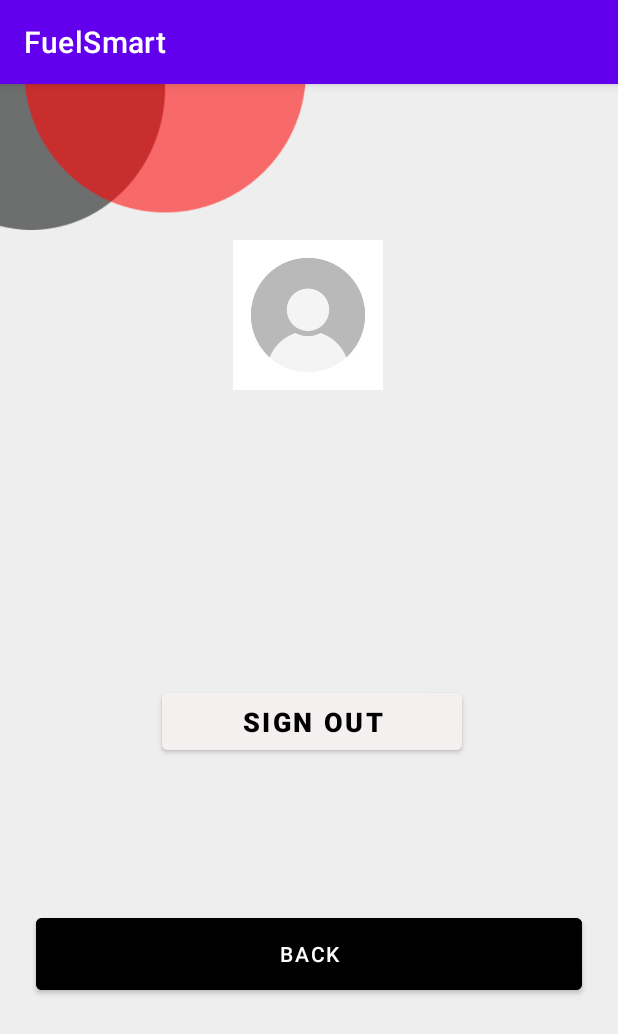
After one commit to amandahaydaw/SIT705, an Android app: the profile screen opened directly, with no data from a screen before it, on a phone screen of 412 x 824 dp. The commit adds this screen. Shown: the top 1034 px of the screen. Run offline under Robolectric (Android 15) with nearby library versions, the phone set to English and light mode, and no system bars; our stand-ins replace Firebase (no records; nobody signed in at launch, a user with empty details on screens opened directly).

Commit message:
adding signout functionality along to back functionality

```diff
--- a/app/src/main/AndroidManifest.xml
+++ b/app/src/main/AndroidManifest.xml
@@ -14,6 +14,9 @@
         android:roundIcon="@mipmap/ic_launcher_round"
         android:supportsRtl="true"
         android:theme="@style/Theme.FuelSmart">
+        <activity
+            android:name=".profile"
+            android:exported="false" />
         <activity
             android:name=".expense_layout"
             android:exported="false" />
--- a/app/src/main/java/com/example/fuelsmartapp/MapsActivity.java
+++ b/app/src/main/java/com/example/fuelsmartapp/MapsActivity.java
@@ -1,6 +1,7 @@
 package com.example.fuelsmartapp;
 
 import android.content.Context;
+import android.content.Intent;
 import android.graphics.Bitmap;
 import android.graphics.Canvas;
 import android.graphics.drawable.Drawable;
@@ -8,6 +9,7 @@ import android.location.Address;
 import android.location.Geocoder;
 import android.os.Bundle;
 import android.util.Log;
+import android.view.View;
 import android.widget.Button;
 import android.widget.TextView;
 import android.widget.Toast;
@@ -113,6 +115,10 @@ public class MapsActivity extends FragmentActivity implements OnMapReadyCallback
     }
 
 
+
+
+
+
     /**
      * Manipulates the map once available.
      * This callback is triggered when the map is ready to be used.
@@ -181,4 +187,10 @@ public class MapsActivity extends FragmentActivity implements OnMapReadyCallback
         return BitmapDescriptorFactory.fromBitmap(bitmap);
     }
 
+
+    public void profile_nav(View view) {
+        Intent intend = new Intent(this, profile.class);
+        startActivity(intend);
+
+    }
 }
--- /dev/null
+++ b/app/src/main/java/com/example/fuelsmartapp/profile.java
@@ -0,0 +1,57 @@
+package com.example.fuelsmartapp;
+
+import android.content.Intent;
+import android.os.Bundle;
+import android.view.View;
+import android.widget.TextView;
+
+import androidx.annotation.Nullable;
+import androidx.appcompat.app.AppCompatActivity;
+
+import com.google.firebase.auth.FirebaseAuth;
+import com.google.firebase.firestore.DocumentReference;
+import com.google.firebase.firestore.DocumentSnapshot;
+import com.google.firebase.firestore.EventListener;
+import com.google.firebase.firestore.FirebaseFirestore;
+import com.google.firebase.firestore.FirebaseFirestoreException;
+
+public class profile extends AppCompatActivity {
+    TextView hi, back;
+    FirebaseAuth fAuth;
+    FirebaseFirestore fStore;
+    String userId, text;
+
+
+    Intent intend;
+
+    @Override
+    protected void onCreate(Bundle savedInstanceState) {
+        super.onCreate(savedInstanceState);
+        setContentView(R.layout.activity_profile);
+        hi = findViewById(R.id.hi);
+        fAuth = FirebaseAuth.getInstance();
+        fStore = FirebaseFirestore.getInstance();
+        if (FirebaseAuth.getInstance().getCurrentUser() != null) {
+            userId = fAuth.getCurrentUser().getUid();
+            DocumentReference documentReference = fStore.collection("users").document(userId);
+            documentReference.addSnapshotListener(this, new EventListener<DocumentSnapshot>() {
+                @Override
+                public void onEvent(@Nullable DocumentSnapshot documentSnapshot, @Nullable FirebaseFirestoreException e) {
+                    hi.setText(documentSnapshot.getString("fName"));
+                }
+            });
+        }
+    }
+
+    public void back(View view) {
+        startActivity(new Intent(getApplicationContext(), MapsActivity.class));
+    }
+
+
+    public void sign_out(View view) {
+        FirebaseAuth.getInstance().signOut();//logout
+//        startActivity(new Intent(getApplicationContext(), signup.class));
+        finish();
+    }
+
+}
--- a/app/src/main/res/layout/activity_maps.xml
+++ b/app/src/main/res/layout/activity_maps.xml
@@ -116,9 +116,10 @@
         android:layout_marginStart="330dp"
         android:layout_marginTop="625dp"
         android:background="@drawable/profile"
+        android:contentDescription="@string/profile"
+        android:onClick="profile_nav"
         android:visibility="visible"
-        app:srcCompat="@drawable/profile"
-        android:contentDescription="@string/profile" />
+        app:srcCompat="@drawable/profile" />
 
 
 
--- /dev/null
+++ b/app/src/main/res/layout/activity_profile.xml
@@ -0,0 +1,79 @@
+<?xml version="1.0" encoding="utf-8"?>
+<androidx.constraintlayout.widget.ConstraintLayout xmlns:android="http://schemas.android.com/apk/res/android"
+xmlns:app="http://schemas.android.com/apk/res-auto"
+xmlns:tools="http://schemas.android.com/tools"
+android:layout_width="match_parent"
+android:layout_height="match_parent"
+android:background="#EEEEEE"
+tools:context=".profile">
+<ImageView
+    android:id="@+id/cornorimag"
+    android:layout_width="235dp"
+    android:layout_height="173dp"
+    android:layout_marginStart="-32dp"
+    android:layout_marginTop="-57dp"
+    android:contentDescription="TODO"
+    android:src="@drawable/cornorimag"
+    app:layout_constraintStart_toStartOf="parent"
+    app:layout_constraintTop_toTopOf="parent" />
+    <ImageView
+        android:id="@+id/imageView2"
+        android:layout_width="100dp"
+        android:layout_height="100dp"
+        android:layout_marginStart="50dp"
+        android:layout_marginTop="104dp"
+        android:layout_marginEnd="50dp"
+        app:layout_constraintEnd_toEndOf="parent"
+        app:layout_constraintHorizontal_bias="0.497"
+        app:layout_constraintStart_toStartOf="parent"
+        app:layout_constraintTop_toTopOf="parent"
+        app:srcCompat="@drawable/profile" />
+    <Button
+    android:id="@+id/back"
+    android:layout_width="364dp"
+    android:layout_height="60dp"
+    android:layout_marginStart="25dp"
+    android:layout_marginTop="550dp"
+    android:layout_marginEnd="25dp"
+    android:backgroundTint="@color/black"
+    android:onClick="back"
+    android:text="Back"
+    android:textColor="#FFFFFF"
+    android:textSize="14dp"
+    app:layout_constraintEnd_toEndOf="parent"
+    app:layout_constraintHorizontal_bias="0.666"
+    app:layout_constraintStart_toStartOf="parent"
+    app:layout_constraintTop_toTopOf="parent" />
+    <TextView
+        android:id="@+id/hi"
+        android:layout_width="152dp"
+        android:layout_height="32dp"
+        android:layout_marginStart="50dp"
+        android:layout_marginTop="216dp"
+        android:layout_marginEnd="50dp"
+        android:fontFamily="sans-serif"
+        android:text=""
+        android:textColor="#000000"
+        android:textSize="18dp"
+        android:textStyle="bold"
+        app:layout_constraintEnd_toEndOf="parent"
+        app:layout_constraintHorizontal_bias="0.496"
+        app:layout_constraintStart_toStartOf="parent"
+        app:layout_constraintTop_toTopOf="parent" />
+    <Button
+        android:id="@+id/sign_out"
+        android:layout_width="200dp"
+        android:layout_height="50dp"
+        android:layout_marginTop="19dp"
+        android:layout_marginEnd="104dp"
+        android:backgroundTint="#FFF4F0F0"
+        android:onClick="sign_out"
+        android:text="Sign Out"
+        android:textColor="@color/black"
+        android:textSize="18dp"
+        android:textStyle="bold"
+        app:layout_constraintBottom_toTopOf="@+id/back"
+        app:layout_constraintEnd_toEndOf="parent"
+        app:layout_constraintTop_toBottomOf="@+id/imageView2"
+        app:layout_constraintVertical_bias="0.638" />
+</androidx.constraintlayout.widget.ConstraintLayout>
```
Also changed, not shown: app/src/main/res/drawable-v24/signout.png (added).
